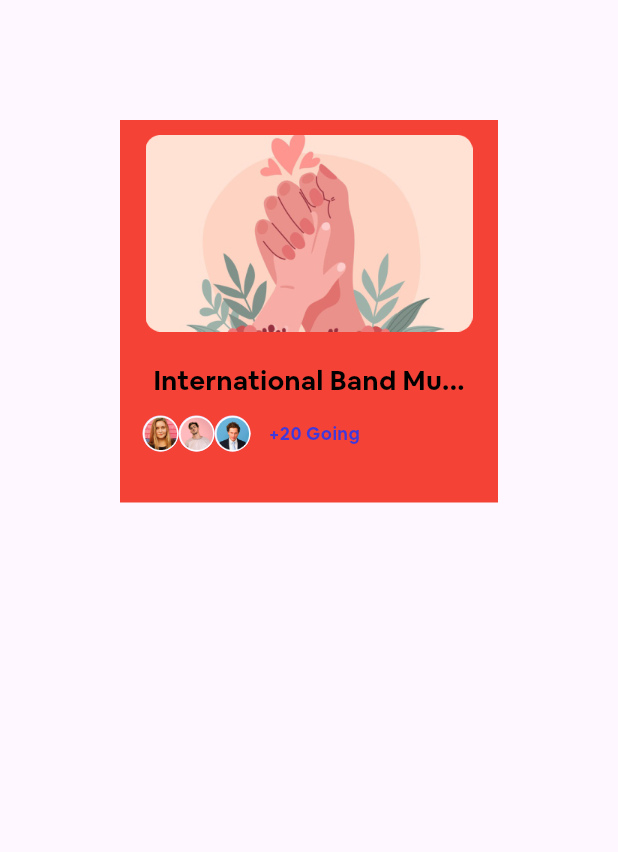
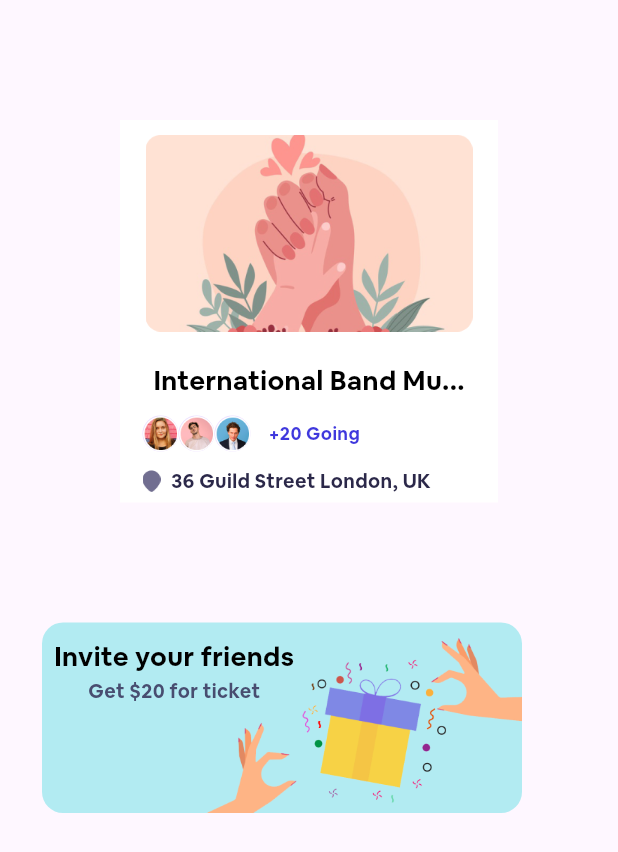
Before and after one commit to Rostomgh/Test_Org, a Flutter app: the HomeScreen screen opened by its route, on a phone screen of 412 x 824 dp. Shown: the top 852 px of the screen. Run offline on Flutter 3.47's test engine with Material 3 defaults, Android fonts, the phone set to English and light mode, and no system bars; our stand-ins replace responsive_grid, smooth_page_indicator.

Commit message:
finish Card Invit ,first commit for layout

```diff
--- a/lib/core/Theme/AppAssets.dart
+++ b/lib/core/Theme/AppAssets.dart
@@ -14,5 +14,7 @@ class Assets {
   static const String pic1='assets/pic1.png';
   static const String pic2='assets/pic2.png';
   static const String pic3='assets/pic3.png';
+  static const String location='assets/local.png';
+  static const String card='assets/card.png';
 
 }
--- /dev/null
+++ b/lib/core/Ui/CustomCard.dart
@@ -0,0 +1,27 @@
+import 'package:flutter/material.dart';
+import 'package:flutter/widgets.dart';
+import 'package:test_org/core/Theme/AppColors.dart';
+
+class CustomCard extends StatelessWidget {
+  const CustomCard({super.key});
+
+  @override
+  Widget build(BuildContext context) {
+    return const Column(
+      children: [
+        Text('Invite your friends',style: TextStyle(
+          fontSize: 18,
+          fontWeight: FontWeight.w500,
+          fontFamily: 'MyFont',
+          color: AppColors.blackColor,
+        ),),
+        Text('Get \$20 for ticket',style: TextStyle(
+          fontSize: 13,
+          fontWeight: FontWeight.w400,
+          fontFamily: 'MyFont',
+          color: Color(0xff484D70),
+        ),)
+      ],
+    );
+  }
+}
--- a/lib/features/Home/HomeScreen.dart
+++ b/lib/features/Home/HomeScreen.dart
@@ -2,6 +2,7 @@ import 'package:flutter/material.dart';
 import 'package:test_org/core/Theme/AppAssets.dart';
 import 'package:test_org/core/Ui/ThreePic.dart';
 import 'package:test_org/features/Home/Widget/CustomGrid.dart';
+import 'package:test_org/features/Home/Widget/CustomInvite.dart';
 
 class HomeScreen extends StatefulWidget {
   const HomeScreen({super.key});
@@ -14,9 +15,19 @@ class _HomeScreenState extends State<HomeScreen> {
   @override
   Widget build(BuildContext context) {
     return const Scaffold(
-      body: Padding(
-        padding: EdgeInsets.all(80.0),
-        child: CustomGridEvent(nameEvent: 'International Band Mu...',imgGrid: Assets.grid1,),
+      body: Column(
+        children: [
+          Padding(
+            padding: EdgeInsets.all(80.0),
+            child: CustomGridEvent(
+              local: '36 Guild Street London, UK ',
+              nameEvent: 'International Band Mu...',imgGrid: Assets.grid1,),
+          ),
+          Padding(
+            padding: EdgeInsets.only(left:28.0),
+            child: CustomCardInvit(),
+          )
+        ],
       )
 
     );
--- a/lib/features/Home/Widget/CustomGrid.dart
+++ b/lib/features/Home/Widget/CustomGrid.dart
@@ -1,5 +1,6 @@
 import 'package:flutter/material.dart';
 import 'package:responsive_grid/responsive_grid.dart';
+import 'package:test_org/core/Theme/AppAssets.dart';
 import 'package:test_org/core/Theme/AppColors.dart';
 import 'package:test_org/core/Theme/AppSizes.dart';
 import 'package:test_org/core/Ui/ThreePic.dart';
@@ -7,8 +8,9 @@ import 'package:test_org/core/Ui/ThreePic.dart';
 class CustomGridEvent extends StatelessWidget {
   final String imgGrid;
   final String nameEvent;
+  final String local;
   const CustomGridEvent(
-      {super.key, required this.imgGrid, required this.nameEvent});
+      {super.key, required this.imgGrid, required this.nameEvent, required this.local});
 
   @override
   Widget build(BuildContext context) {
@@ -19,7 +21,7 @@ class CustomGridEvent extends StatelessWidget {
             height: AppSizes.heighGrid,
             width: AppSizes.widthgrid,
             alignment: const Alignment(0, 0),
-            color: Colors.red,
+            color: Colors.white,
             child: Column(
               children: [
                 Padding(
@@ -46,6 +48,18 @@ class CustomGridEvent extends StatelessWidget {
                   padding: EdgeInsets.only(left:15.0),
                   child: ThreePic(),
                 ),
+                SizedBox(height: 10,),
+                 Padding(
+                   padding: const EdgeInsets.only(left: 15.0),
+                   child: Row(
+                    children: [
+                      Image.asset(Assets.location,height: 15,width: 12,),
+                      const SizedBox(width:7,),
+                       Text(local,style: const TextStyle(fontFamily: 'MyFont',fontSize: 13,fontWeight: FontWeight.w400,color: Color(0xff2B2849)),),
+
+                    ],
+                                   ),
+                 )
               ],
             )),
       )
--- /dev/null
+++ b/lib/features/Home/Widget/CustomInvite.dart
@@ -0,0 +1,40 @@
+import 'package:flutter/material.dart';
+import 'package:responsive_grid/responsive_grid.dart';
+import 'package:test_org/core/Theme/AppAssets.dart';
+import 'package:test_org/core/Ui/CustomCard.dart';
+
+class CustomCardInvit extends StatelessWidget {
+  const CustomCardInvit({super.key});
+
+  @override
+  Widget build(BuildContext context) {
+    return ResponsiveGridRow(children: [
+      ResponsiveGridCol(
+        xs: 10,
+        child: Container(
+            height: 127,
+            width: 328,
+            alignment: const Alignment(0, 0),
+            decoration: BoxDecoration(
+              color: Colors.cyan[100],
+              borderRadius: BorderRadius.circular(14)
+            ),
+            child: Stack(
+              children: [
+                Positioned(
+                  top: 0,
+                  right: 0,
+                  child: Image.asset(Assets.card,height: 164,width: 220,)),
+                  const Positioned(
+                    top: 10,
+                    left: 8,
+                    child: CustomCard())
+
+              ],
+
+
+            )
+      ),)
+    ]);
+  }
+}
```
Also changed, not shown: lib/core/Theme/AppColors.dart (+7 -9 lines), assets/card.png (added), assets/local.png (added).
